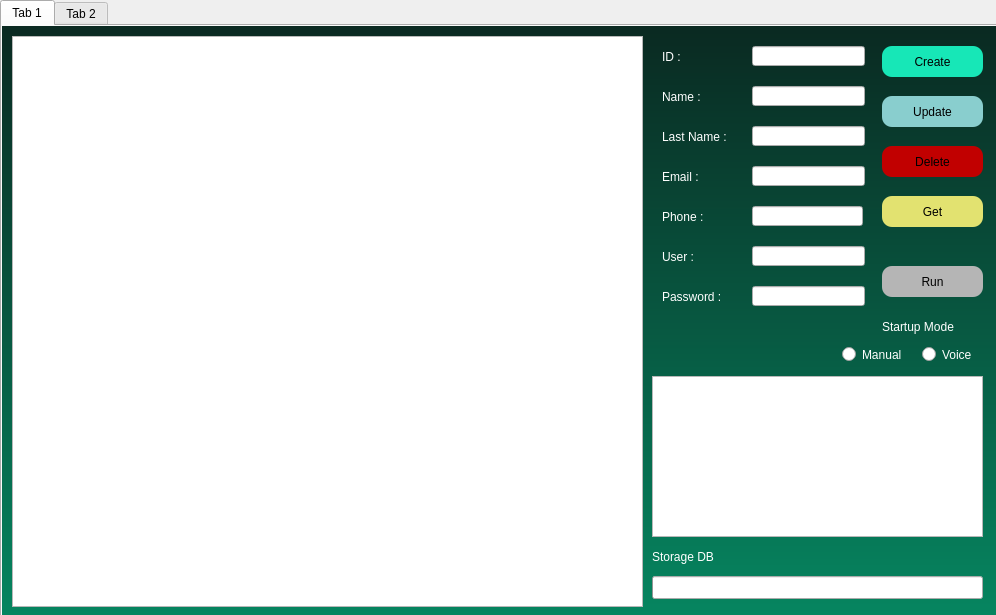
Above: login/interfazModel/Admin_Panel.ui from Arielmarinvaldes/Lucy_AI_v2.0 before the change. Below: the same form after it.
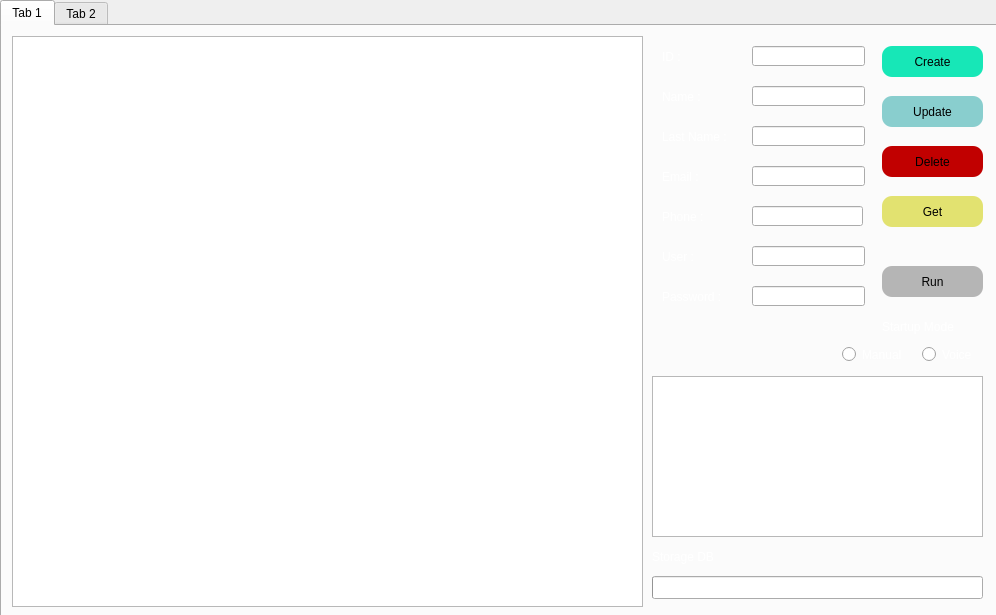
That is the form after the change.

What changed in the file:
```diff
--- a/login/interfazModel/Admin_Panel.ui
+++ b/login/interfazModel/Admin_Panel.ui
@@ -477,7 +477,9 @@
        </rect>
       </property>
       <property name="styleSheet">
-       <string notr="true">background-color: qlineargradient(spread:pad, x1:0, y1:0, x3:1, y2:2, stop:0 rgba(10, 38, 31, 255), stop:1 rgba(1, 229, 161, 255));</string>
+                            <string notr="true">background-color: qlineargradient(spread:pad, x1:0, y1:0, x3:1, y2:2,
+                                stop:0 rgba(10, 38, 31, 255), stop:1 rgba(1, 229, 161, 255));
+                            </string>
       </property>
       <property name="frameShape">
        <enum>QFrame::StyledPanel</enum>
```
Left out of the diff: 89 changed lines with no effect on the pictures. Lines whose indentation alone changed are shown as unchanged.
